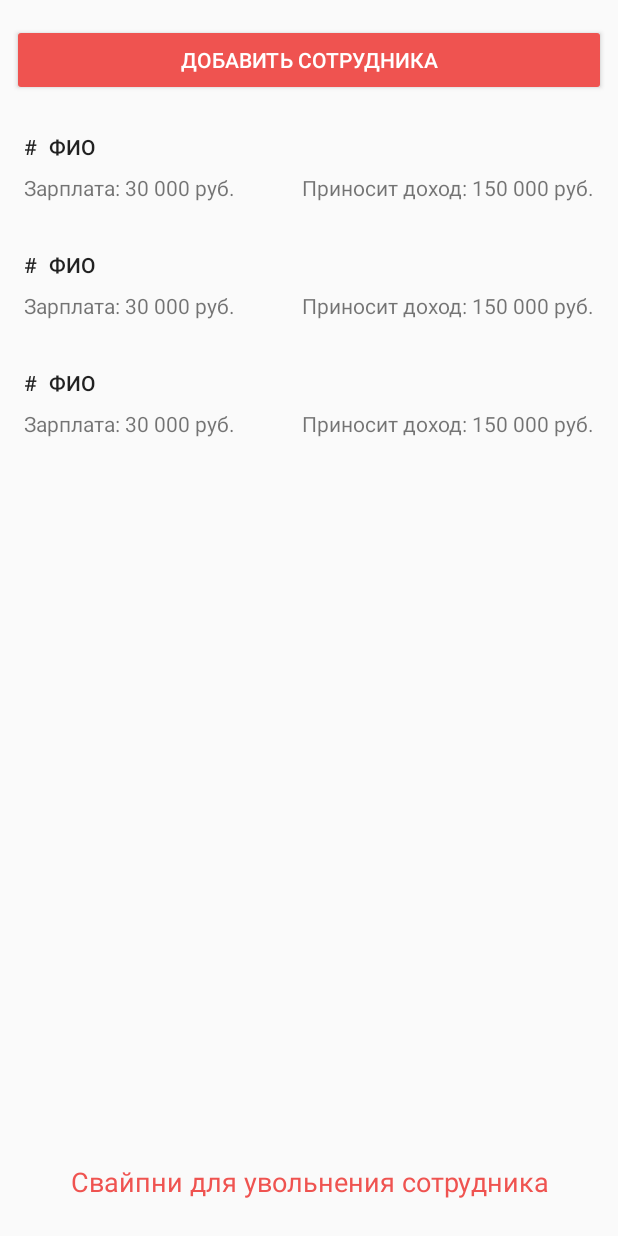
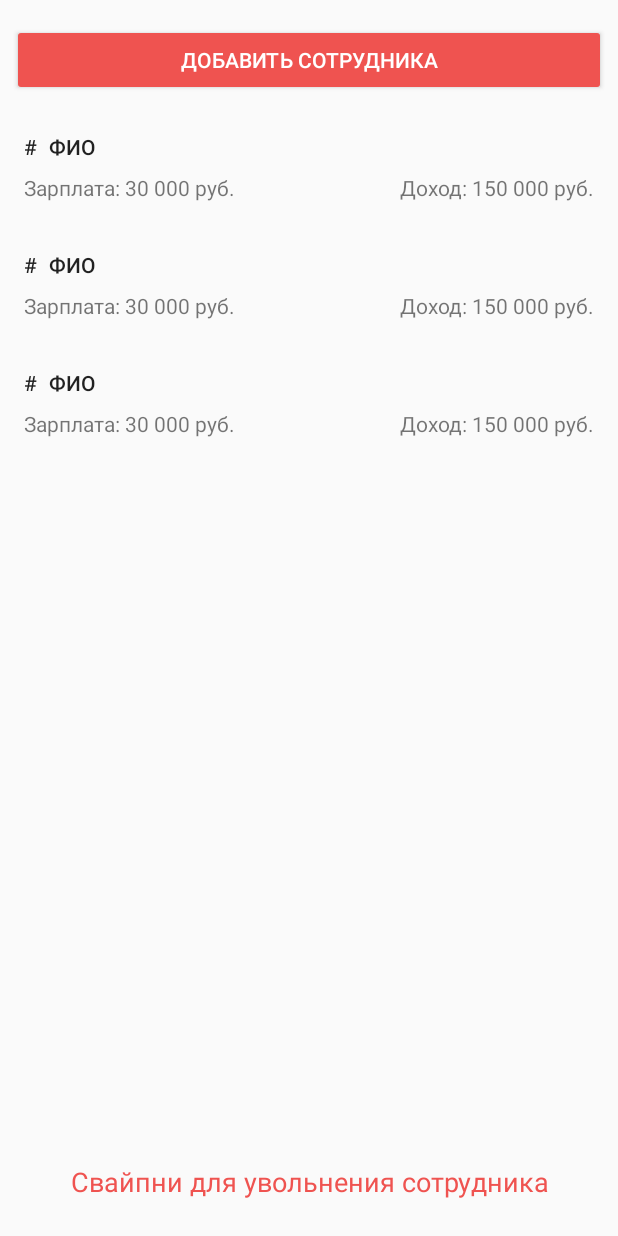
Before and after one commit to tigz19/MyTeam, an Android app: the layout team_list_activity.xml on its own in the app's theme, with its tools: preview values and no code run, on a phone screen of 412 x 824 dp. Run offline under Robolectric (Android 15) with nearby library versions, the phone set to English and light mode, and no system bars.

Commit message:
Interface fixes, fix returning to main screen bug

```diff
--- a/app/src/main/AndroidManifest.xml
+++ b/app/src/main/AndroidManifest.xml
@@ -20,7 +20,6 @@
         <activity
             android:name=".activity.TeamListActivity"
             android:label="Экран списка сотрудников"
-            android:noHistory="true"
             android:parentActivityName=".activity.MainActivity" />
         <activity
             android:name=".activity.AddingEmployeeActivity"
--- a/app/src/main/java/com/kocha/myteam/system/TeamListRecyclerViewAdapter.java
+++ b/app/src/main/java/com/kocha/myteam/system/TeamListRecyclerViewAdapter.java
@@ -34,7 +34,7 @@ public class TeamListRecyclerViewAdapter extends RecyclerView.Adapter<TeamListRe
         holder.number.setText(position + 1 + ".");
         holder.name.setText(employeeModels.get(position).name + " " + employeeModels.get(position).surname + " " + employeeModels.get(position).patronymic);
         holder.salary.setText("Зарплата: " + employeeModels.get(position).salary + " руб.");
-        holder.income.setText("Приносит доход: " + employeeModels.get(position).income + " руб.");
+        holder.income.setText("Доход: " + employeeModels.get(position).income + " руб.");
     }
 
     @Override
--- a/app/src/main/res/layout/activity_team_list_recycler_view_item.xml
+++ b/app/src/main/res/layout/activity_team_list_recycler_view_item.xml
@@ -54,6 +54,6 @@
         android:layout_height="wrap_content"
         app:layout_constraintEnd_toEndOf="@+id/name"
         app:layout_constraintTop_toTopOf="@+id/edit_salary"
-        tools:text="Приносит доход: 150 000 руб." />
+        tools:text="Доход: 150 000 руб." />
 
 </androidx.constraintlayout.widget.ConstraintLayout>
--- a/app/src/main/res/layout/add_team_member_activity.xml
+++ b/app/src/main/res/layout/add_team_member_activity.xml
@@ -15,7 +15,7 @@
         android:layout_marginRight="8dp"
         android:ems="10"
         android:hint="Имя"
-        android:inputType="textPersonName"
+        android:inputType="textPersonName|textCapWords"
         android:singleLine="true"
         app:layout_constraintBottom_toTopOf="@+id/editSurname"
         app:layout_constraintEnd_toEndOf="parent"
@@ -35,7 +35,7 @@
         android:layout_marginBottom="8dp"
         android:ems="10"
         android:hint="Фамилия"
-        android:inputType="textPersonName"
+        android:inputType="textPersonName|textCapWords"
         android:singleLine="true"
         app:layout_constraintBottom_toTopOf="@+id/editPatronymic"
         app:layout_constraintEnd_toEndOf="parent"
@@ -53,7 +53,7 @@
         android:layout_marginRight="8dp"
         android:ems="10"
         android:hint="Отчество"
-        android:inputType="textPersonName"
+        android:inputType="textPersonName|textCapWords"
         android:singleLine="true"
         app:layout_constraintEnd_toEndOf="parent"
         app:layout_constraintStart_toStartOf="parent"
```
